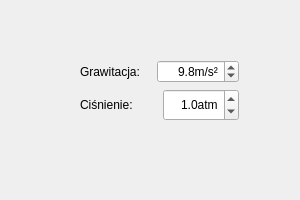
The window that Trajektoria/ustawienia.ui (mikidzl/Trajektoria) describes before a commit, drawn with Qt 5.
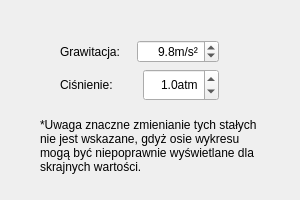
The same window after the commit. Icons and pictures are not drawn.

Diff of the .ui file:
```diff
--- a/Trajektoria/ustawienia.ui
+++ b/Trajektoria/ustawienia.ui
@@ -29,11 +29,11 @@
    <iconset>
     <normaloff>ikona.png</normaloff>ikona.png</iconset>
   </property>
-  <widget class="QWidget" name="">
+  <widget class="QWidget" name="layoutWidget">
    <property name="geometry">
     <rect>
-     <x>80</x>
-     <y>60</y>
+     <x>60</x>
+     <y>40</y>
      <width>159</width>
      <height>61</height>
     </rect>
@@ -131,6 +131,25 @@
     </item>
    </layout>
   </widget>
+  <widget class="QLabel" name="label_3">
+   <property name="geometry">
+    <rect>
+     <x>40</x>
+     <y>110</y>
+     <width>231</width>
+     <height>71</height>
+    </rect>
+   </property>
+   <property name="frameShape">
+    <enum>QFrame::NoFrame</enum>
+   </property>
+   <property name="text">
+    <string>*Uwaga znaczne zmienianie tych stałych nie jest wskazane, gdyż osie wykresu mogą być niepoprawnie wyświetlane dla skrajnych wartości. </string>
+   </property>
+   <property name="wordWrap">
+    <bool>true</bool>
+   </property>
+  </widget>
  </widget>
  <resources/>
  <connections/>
```
